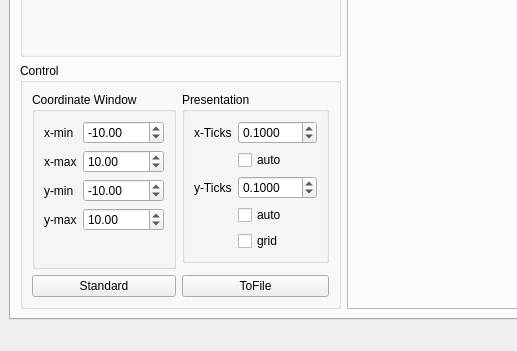
trent2/MathTools, file src/mathtools.ui: the form before one commit; both pictures show x 0 to 517 and y 463 to 814 of the 814 by 814 pixel window.
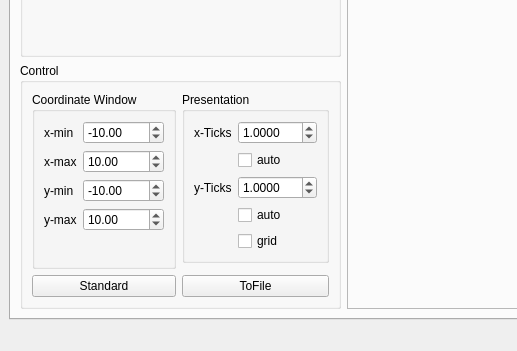
The form after the commit. Custom widgets are drawn as their Qt base class.

Commit message: corrected tick's initial value

```diff
--- a/src/mathtools.ui
+++ b/src/mathtools.ui
@@ -366,7 +366,7 @@
                  <double>1000.000000000000000</double>
                 </property>
                 <property name="value">
-                 <double>0.100000000000000</double>
+                 <double>1.000000000000000</double>
                 </property>
                </widget>
               </item>
@@ -396,7 +396,7 @@
                  <double>1000.000000000000000</double>
                 </property>
                 <property name="value">
-                 <double>0.100000000000000</double>
+                 <double>1.000000000000000</double>
                 </property>
                </widget>
               </item>
```
Left out of the diff: 1 changed line with no effect on the pictures.
